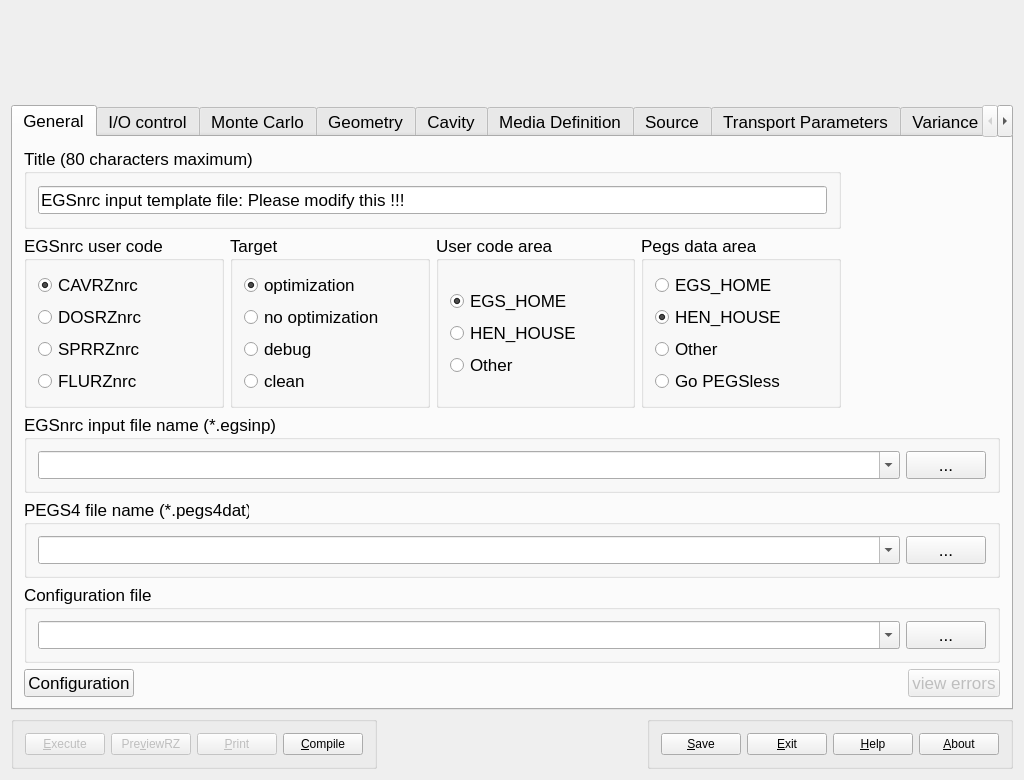
nrc-cnrc/EGSnrc, file HEN_HOUSE/gui/egs_inprz/ui/inputRZ.ui: the form before one commit.
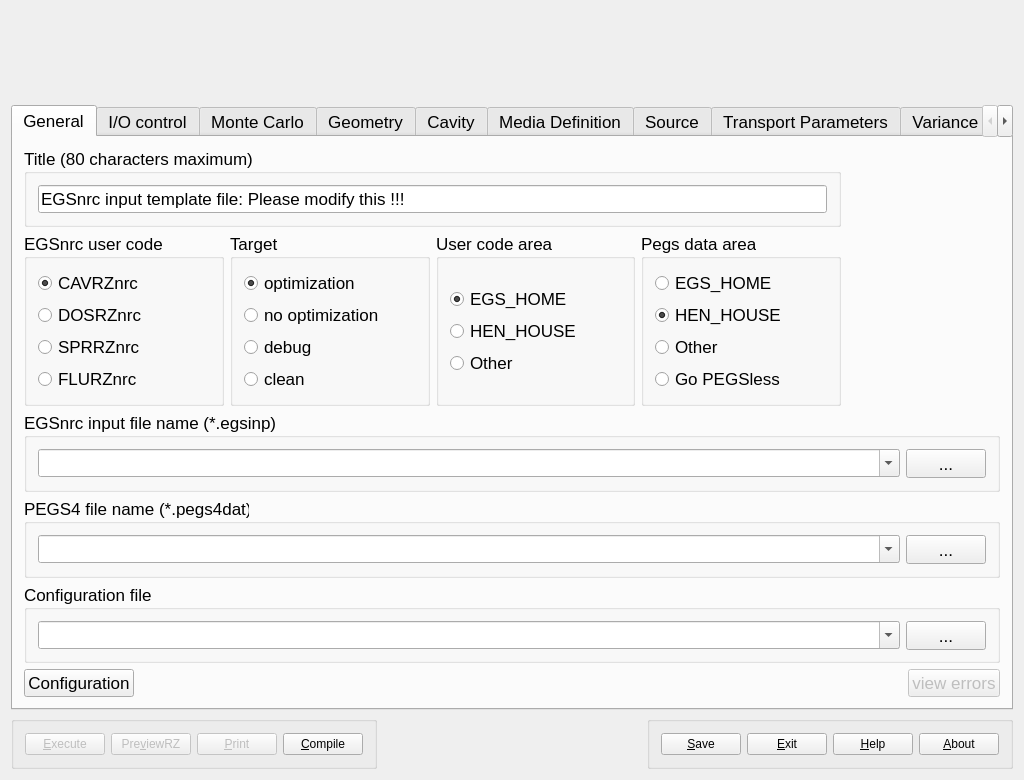
The form after the commit. The open tabs and pages were chosen to show the change.

Commit message:
Fix the layout of first page in configuration GUI
Avoid line edits and buttons looking squeezed or barely visible. Set
minimum height for these components.

The edit to the form file:
```diff
--- a/HEN_HOUSE/gui/egs_inprz/ui/inputRZ.ui
+++ b/HEN_HOUSE/gui/egs_inprz/ui/inputRZ.ui
@@ -181,9 +181,9 @@
       <attribute name="title">
        <string>General</string>
       </attribute>
-      <layout class="QHBoxLayout" name="horizontalLayout_18">
+      <layout class="QVBoxLayout" name="verticalLayout_30">
        <item>
-        <layout class="QVBoxLayout">
+        <layout class="QVBoxLayout" name="verticalLayout_28">
          <item>
           <layout class="QGridLayout">
            <item row="1" column="0">
@@ -462,7 +462,7 @@
           </layout>
          </item>
          <item>
-          <layout class="QVBoxLayout">
+          <layout class="QVBoxLayout" name="verticalLayout_26">
            <item>
             <widget class="QGroupBox" name="InputFileGroupBox">
              <property name="toolTip">
@@ -474,9 +474,9 @@
              <property name="title">
               <string>EGSnrc input file name (*.egsinp)</string>
              </property>
-             <layout class="QHBoxLayout">
+             <layout class="QHBoxLayout" name="horizontalLayout_21">
               <item>
-               <layout class="QHBoxLayout">
+               <layout class="QHBoxLayout" name="horizontalLayout_18">
                 <item>
                  <widget class="QComboBox" name="InputFileComboBox">
                   <property name="sizePolicy">
@@ -487,8 +487,8 @@
                   </property>
                   <property name="minimumSize">
                    <size>
-                    <width>65</width>
-                    <height>0</height>
+                    <width>0</width>
+                    <height>28</height>
                    </size>
                   </property>
                   <property name="toolTip">
@@ -522,6 +522,12 @@
                     <verstretch>0</verstretch>
                    </sizepolicy>
                   </property>
+                  <property name="minimumSize">
+                   <size>
+                    <width>0</width>
+                    <height>29</height>
+                   </size>
+                  </property>
                   <property name="toolTip">
                    <string>load EGSnrc input file using an Open File Dialog.</string>
                   </property>
@@ -560,6 +566,12 @@
                     <verstretch>0</verstretch>
                    </sizepolicy>
                   </property>
+                  <property name="minimumSize">
+                   <size>
+                    <width>0</width>
+                    <height>28</height>
+                   </size>
+                  </property>
                   <property name="toolTip">
                    <string>select pegs4 file in current pegs data area.</string>
                   </property>
@@ -585,6 +597,12 @@
                     <verstretch>0</verstretch>
                    </sizepolicy>
                   </property>
+                  <property name="minimumSize">
+                   <size>
+                    <width>0</width>
+                    <height>29</height>
+                   </size>
+                  </property>
                   <property name="toolTip">
                    <string>load pegs4 file using an Open File Dialog.</string>
                   </property>
@@ -639,6 +657,12 @@
                     <verstretch>0</verstretch>
                    </sizepolicy>
                   </property>
+                  <property name="minimumSize">
+                   <size>
+                    <width>0</width>
+                    <height>29</height>
+                   </size>
+                  </property>
                   <property name="text">
                    <string>...</string>
                   </property>
```
Left out of the diff: 8 changed lines with no effect on the pictures.
